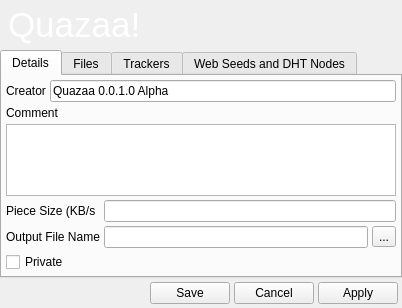
The window that dialogcreatetorrent.ui (c3c/quazaa) describes before a commit, drawn with Qt 5.
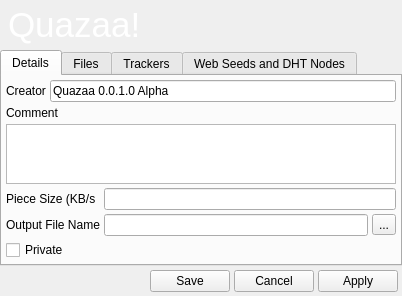
The same window after the commit. Icons and pictures are not drawn.

The edit to the form file:
```diff
--- a/dialogcreatetorrent.ui
+++ b/dialogcreatetorrent.ui
@@ -10,6 +10,18 @@
     <height>296</height>
    </rect>
   </property>
+  <property name="minimumSize">
+   <size>
+    <width>402</width>
+    <height>296</height>
+   </size>
+  </property>
+  <property name="maximumSize">
+   <size>
+    <width>402</width>
+    <height>296</height>
+   </size>
+  </property>
   <property name="windowTitle">
    <string>Create Torrent</string>
   </property>
@@ -17,6 +29,9 @@
    <iconset>
     <normaloff>:/Resource/Networks/CreateTorrent.png</normaloff>:/Resource/Networks/CreateTorrent.png</iconset>
   </property>
+  <property name="autoFillBackground">
+   <bool>true</bool>
+  </property>
   <layout class="QGridLayout" name="gridLayout_5">
    <property name="margin">
     <number>0</number>
```
Left out of the diff: 8 changed lines with no effect on the pictures.
